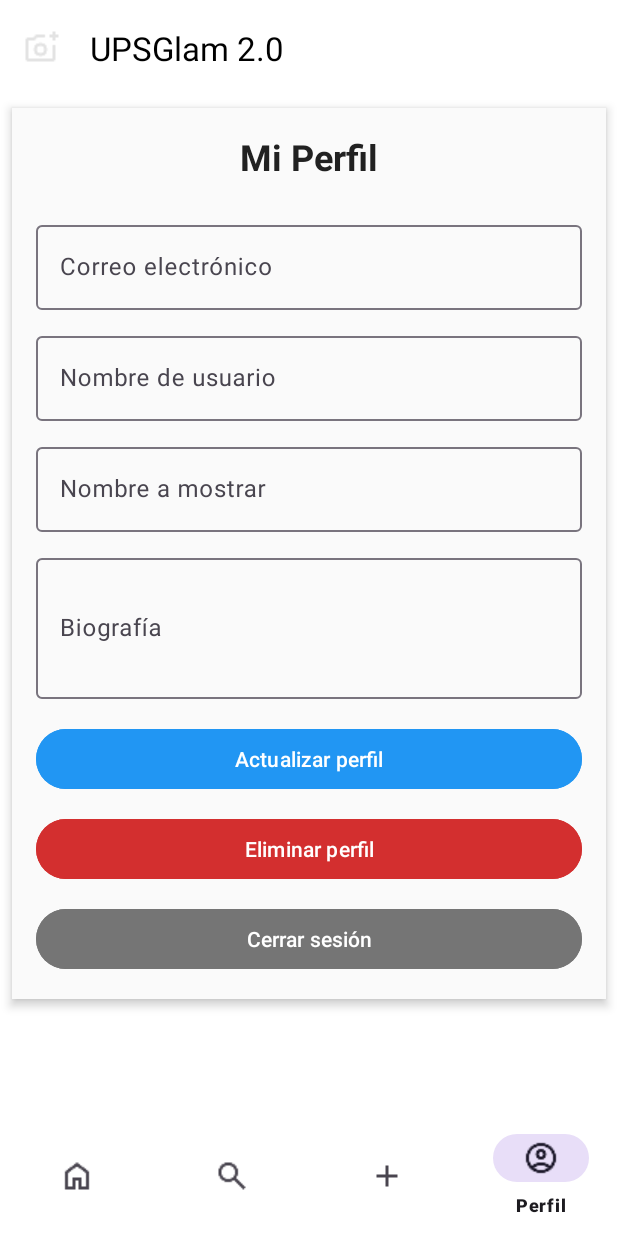
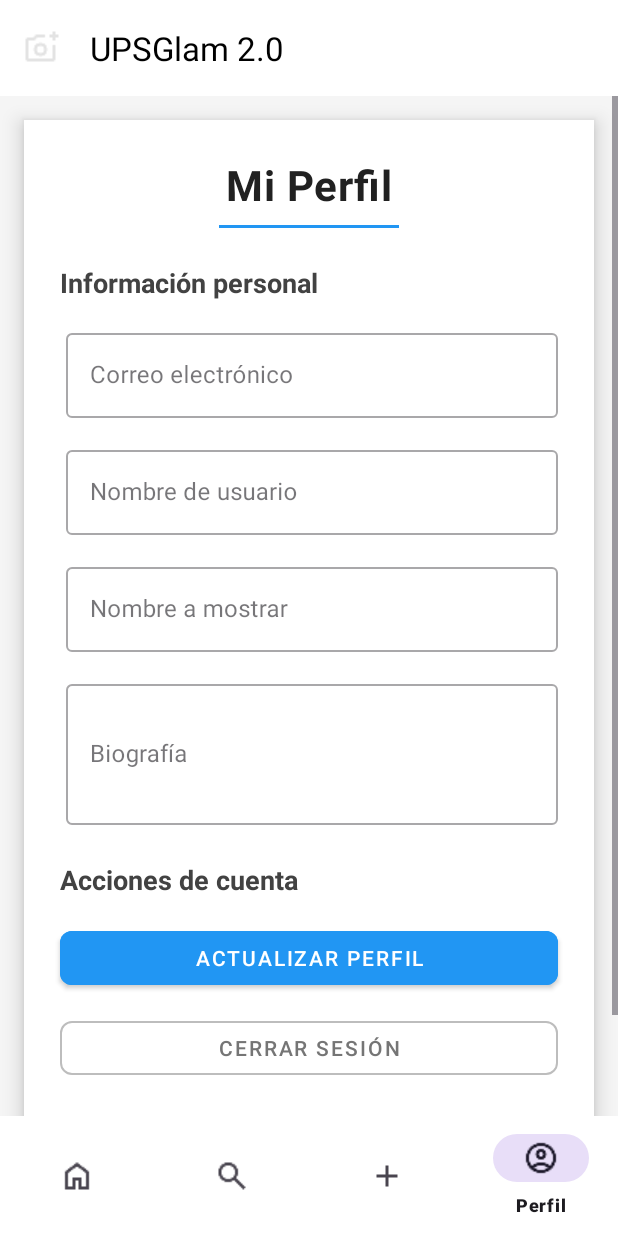
Before and after one commit to DanYC1503/Flask-service-mobile-app, an Android app: the MainActivity screen opened directly, with no data from a screen before it, item 4 of the bottom bar chosen, on a phone screen of 412 x 824 dp. Run offline under Robolectric (Android 15) with nearby library versions, the light colour scheme and no system bars; our stand-ins replace Firebase (no records; nobody signed in at launch, a user with empty details on screens opened directly); network calls fail; 1 statement that could not run was skipped.

Commit message:
change of design in profile

```diff
--- a/UI_Filter_APP/app/src/main/java/com/example/ui_filter_app/RetrofitClient.java
+++ b/UI_Filter_APP/app/src/main/java/com/example/ui_filter_app/RetrofitClient.java
@@ -10,7 +10,7 @@
 import retrofit2.converter.gson.GsonConverterFactory;
 
 public class RetrofitClient {
-    private static final String BASE_URL = "http://192.168.3.62:8080/";
+    private static final String BASE_URL = "http://192.168.3.64:8080/";
     private static Retrofit retrofit = null;
 
     public static Retrofit getClient(Context context) {
--- /dev/null
+++ b/UI_Filter_APP/app/src/main/res/drawable/circle_bg.xml
@@ -0,0 +1,5 @@
+<shape xmlns:android="http://schemas.android.com/apk/res/android"
+    android:shape="oval">
+    <solid android:color="#E0E0E0"/>
+    <stroke android:width="2dp" android:color="?attr/colorPrimary"/>
+</shape>
--- /dev/null
+++ b/UI_Filter_APP/app/src/main/res/drawable/ic_profile_placeholder.xml
@@ -0,0 +1,9 @@
+<vector xmlns:android="http://schemas.android.com/apk/res/android"
+    android:width="24dp"
+    android:height="24dp"
+    android:viewportWidth="24"
+    android:viewportHeight="24">
+    <path
+        android:fillColor="#757575"
+        android:pathData="M12,2C6.48,2 2,6.48 2,12s4.48,10 10,10 10,-4.48 10,-10S17.52,2 12,2zM12,5c1.66,0 3,1.34 3,3s-1.34,3 -3,3 -3,-1.34 -3,-3 1.34,-3 3,-3zM12,19.2c-2.5,0 -4.71,-1.28 -6,-3.22 0.03,-1.99 4,-3.08 6,-3.08 1.99,0 5.97,1.09 6,3.08 -1.29,1.94 -3.5,3.22 -6,3.22z"/>
+</vector>
--- /dev/null
+++ b/UI_Filter_APP/app/src/main/res/drawable/rounded_bg_white.xml
@@ -0,0 +1,4 @@
+<shape xmlns:android="http://schemas.android.com/apk/res/android">
+    <solid android:color="@android:color/white"/>
+    <corners android:radius="16dp"/>
+</shape>
--- a/UI_Filter_APP/app/src/main/res/layout/activity_main.xml
+++ b/UI_Filter_APP/app/src/main/res/layout/activity_main.xml
@@ -52,6 +52,7 @@
             android:layout_width="0dp"
             android:layout_height="0dp"
             android:visibility="gone"
+            android:background="#F5F5F5"
             app:layout_constraintTop_toTopOf="parent"
             app:layout_constraintBottom_toTopOf="@+id/bottomNavigationView"
             app:layout_constraintStart_toStartOf="parent"
@@ -61,27 +62,53 @@
                 android:layout_width="match_parent"
                 android:layout_height="wrap_content"
                 android:orientation="vertical"
-                android:padding="16dp"
-                android:background="#FAFAFA"
-                android:elevation="4dp"
-                android:layout_margin="8dp"
+                android:padding="24dp"
+                android:background="@android:color/white"
+                android:elevation="8dp"
+                android:layout_margin="16dp"
                 android:clipToPadding="false">
 
+                <!-- Encabezado del perfil -->
+                <LinearLayout
+                    android:layout_width="match_parent"
+                    android:layout_height="wrap_content"
+                    android:orientation="vertical"
+                    android:gravity="center"
+                    android:paddingBottom="24dp">
+
+                    <com.google.android.material.textview.MaterialTextView
+                        android:layout_width="wrap_content"
+                        android:layout_height="wrap_content"
+                        android:text="Mi Perfil"
+                        android:textSize="28sp"
+                        android:textStyle="bold"
+                        android:textColor="#212121"
+                        android:letterSpacing="0.02"/>
+
+                    <View
+                        android:layout_width="120dp"
+                        android:layout_height="2dp"
+                        android:background="#2196F3"
+                        android:layout_marginTop="8dp"/>
+                </LinearLayout>
+
+                <!-- Sección de información -->
                 <com.google.android.material.textview.MaterialTextView
                     android:layout_width="wrap_content"
                     android:layout_height="wrap_content"
-                    android:text="Mi Perfil"
-                    android:textSize="24sp"
+                    android:text="Información personal"
+                    android:textSize="18sp"
+                    android:textColor="#424242"
                     android:textStyle="bold"
-                    android:textColor="#212121"
-                    android:layout_gravity="center_horizontal"
-                    android:paddingBottom="24dp" />
+                    android:layout_marginBottom="16dp"/>
 
                 <com.google.android.material.textfield.TextInputLayout
                     android:layout_width="match_parent"
                     android:layout_height="wrap_content"
                     android:hint="Correo electrónico"
-                    android:layout_marginBottom="12dp">
+                    style="@style/Widget.MaterialComponents.TextInputLayout.OutlinedBox"
+                    android:layout_marginBottom="16dp"
+                    android:paddingStart="4dp">
 
                     <com.google.android.material.textfield.TextInputEditText
                         android:id="@+id/emailField"
@@ -89,74 +116,103 @@
                         android:layout_height="wrap_content"
                         android:inputType="textEmailAddress"
                         android:enabled="false"
-                        android:textColor="#757575"/>
+                        android:textColor="#616161"/>
                 </com.google.android.material.textfield.TextInputLayout>
 
                 <com.google.android.material.textfield.TextInputLayout
                     android:layout_width="match_parent"
                     android:layout_height="wrap_content"
                     android:hint="Nombre de usuario"
-                    android:layout_marginBottom="12dp">
+                    style="@style/Widget.MaterialComponents.TextInputLayout.OutlinedBox"
+                    android:layout_marginBottom="16dp"
+                    android:paddingStart="4dp">
 
                     <com.google.android.material.textfield.TextInputEditText
                         android:id="@+id/usernameField"
                         android:layout_width="match_parent"
                         android:layout_height="wrap_content"
-                        android:inputType="text" />
+                        android:inputType="text"
+                        android:textColor="#616161"/>
                 </com.google.android.material.textfield.TextInputLayout>
 
                 <com.google.android.material.textfield.TextInputLayout
                     android:layout_width="match_parent"
                     android:layout_height="wrap_content"
                     android:hint="Nombre a mostrar"
-                    android:layout_marginBottom="12dp">
+                    style="@style/Widget.MaterialComponents.TextInputLayout.OutlinedBox"
+                    android:layout_marginBottom="16dp"
+                    android:paddingStart="4dp">
 
                     <com.google.android.material.textfield.TextInputEditText
                         android:id="@+id/displayNameField"
                         android:layout_width="match_parent"
                         android:layout_height="wrap_content"
-                        android:inputType="text" />
+                        android:inputType="text"
+                        android:textColor="#616161"/>
                 </com.google.android.material.textfield.TextInputLayout>
 
                 <com.google.android.material.textfield.TextInputLayout
                     android:layout_width="match_parent"
                     android:layout_height="wrap_content"
                     android:hint="Biografía"
-                    android:layout_marginBottom="16dp">
+                    style="@style/Widget.MaterialComponents.TextInputLayout.OutlinedBox"
+                    android:layout_marginBottom="24dp"
+                    android:paddingStart="4dp">
 
                     <com.google.android.material.textfield.TextInputEditText
                         android:id="@+id/bioField"
                         android:layout_width="match_parent"
                         android:layout_height="wrap_content"
                         android:inputType="textMultiLine"
-                        android:minLines="3" />
+                        android:minLines="3"
+                        android:textColor="#616161"/>
                 </com.google.android.material.textfield.TextInputLayout>
+
+                <!-- Sección de acciones -->
+                <com.google.android.material.textview.MaterialTextView
+                    android:layout_width="wrap_content"
+                    android:layout_height="wrap_content"
+                    android:text="Acciones de cuenta"
+                    android:textSize="18sp"
+                    android:textColor="#424242"
+                    android:textStyle="bold"
+                    android:layout_marginBottom="16dp"/>
 
                 <com.google.android.material.button.MaterialButton
                     android:id="@+id/btnUpdate"
                     android:layout_width="match_parent"
-                    android:layout_height="wrap_content"
+                    android:layout_height="48dp"
                     android:text="Actualizar perfil"
+                    style="@style/Widget.MaterialComponents.Button"
                     android:backgroundTint="#2196F3"
-                    android:textColor="#FFFFFF" />
+                    android:textColor="@android:color/white"
+                    app:cornerRadius="8dp"
+                    android:elevation="2dp"
+                    android:fontFamily="sans-serif-medium"/>
+
+                <com.google.android.material.button.MaterialButton
+                    android:id="@+id/btnLogout"
+                    android:layout_width="match_parent"
+                    android:layout_height="48dp"
+                    android:text="Cerrar sesión"
+                    style="@style/Widget.MaterialComponents.Button.OutlinedButton"
+                    android:textColor="#757575"
+                    android:layout_marginTop="12dp"
+                    app:cornerRadius="8dp"
+                    app:strokeColor="#BDBDBD"/>
 
                 <com.google.android.material.button.MaterialButton
                     android:id="@+id/btnDelete"
                     android:layout_width="match_parent"
-                    android:layout_height="wrap_content"
-                    android:text="Eliminar perfil"
+                    android:layout_height="48dp"
+                    android:text="Eliminar cuenta"
+                    style="@style/Widget.MaterialComponents.Button"
                     android:backgroundTint="#D32F2F"
-                    android:textColor="#FFFFFF"
-                    android:layout_marginTop="12dp" />
-
-                <com.google.android.material.button.MaterialButton
-                    android:id="@+id/btnLogout"
-                    android:layout_width="match_parent"
-                    android:layout_height="wrap_content"
-                    android:text="Cerrar sesión"
-                    android:backgroundTint="#757575"
-                    android:textColor="#FFFFFF"
-                    android:layout_marginTop="12dp" />
+                    android:textColor="@android:color/white"
+                    android:layout_marginTop="24dp"
+                    app:cornerRadius="8dp"
+                    android:elevation="2dp"
+                    android:fontFamily="sans-serif-medium"/>
             </LinearLayout>
         </ScrollView>
 
--- a/UI_Filter_APP/app/src/main/res/values/colors.xml
+++ b/UI_Filter_APP/app/src/main/res/values/colors.xml
@@ -1,5 +1,8 @@
 <?xml version="1.0" encoding="utf-8"?>
 <resources>
+    <color name="colorPrimary">#6200EE</color>
+    <color name="colorPrimaryLight">#F3E5F5</color>
+    <color name="colorError">#B00020</color>
     <color name="black">#FF000000</color>
     <color name="white">#FFFFFFFF</color>
 </resources>
--- a/UI_Filter_APP/app/src/main/res/values/strings.xml
+++ b/UI_Filter_APP/app/src/main/res/values/strings.xml
@@ -1,3 +1,4 @@
 <resources>
     <string name="app_name">UI_Filter_APP</string>
+    <string name="profile_image_desc">Foto de perfil del usuario</string>
 </resources>
```
